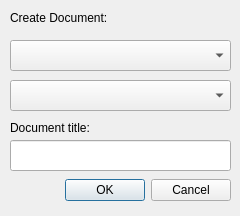
First picture: the form in ui/createdocument.ui, repository thuswa/subdms, before the edit.
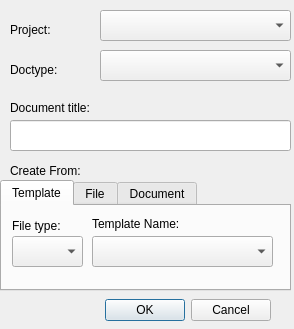
Second picture: the form after the edit.

Commit message: Expanded the create document ui with create from tabs

What changed in the file:
```diff
--- a/ui/createdocument.ui
+++ b/ui/createdocument.ui
@@ -8,8 +8,8 @@
    <rect>
     <x>0</x>
     <y>0</y>
-    <width>240</width>
-    <height>216</height>
+    <width>294</width>
+    <height>329</height>
    </rect>
   </property>
   <property name="windowTitle" >
@@ -21,8 +21,8 @@
   <widget class="QDialogButtonBox" name="New_Document_Confirm" >
    <property name="geometry" >
     <rect>
-     <x>20</x>
-     <y>170</y>
+     <x>60</x>
+     <y>290</y>
      <width>211</width>
      <height>41</height>
     </rect>
@@ -34,25 +34,12 @@
     <set>QDialogButtonBox::Cancel|QDialogButtonBox::Ok</set>
    </property>
   </widget>
-  <widget class="QLabel" name="label" >
-   <property name="geometry" >
-    <rect>
-     <x>10</x>
-     <y>10</y>
-     <width>141</width>
-     <height>16</height>
-    </rect>
-   </property>
-   <property name="text" >
-    <string>Create Document:</string>
-   </property>
-  </widget>
   <widget class="QComboBox" name="Select_Project_Box" >
    <property name="geometry" >
     <rect>
-     <x>10</x>
-     <y>40</y>
-     <width>221</width>
+     <x>100</x>
+     <y>10</y>
+     <width>191</width>
      <height>31</height>
     </rect>
    </property>
@@ -60,9 +47,9 @@
   <widget class="QComboBox" name="Select_Type_Box" >
    <property name="geometry" >
     <rect>
-     <x>10</x>
-     <y>80</y>
-     <width>221</width>
+     <x>100</x>
+     <y>50</y>
+     <width>191</width>
      <height>31</height>
     </rect>
    </property>
@@ -71,17 +58,17 @@
    <property name="geometry" >
     <rect>
      <x>10</x>
-     <y>140</y>
-     <width>221</width>
-     <height>31</height>
-    </rect>
-   </property>
-  </widget>
-  <widget class="QLabel" name="label_2" >
-   <property name="geometry" >
-    <rect>
-     <x>10</x>
      <y>120</y>
+     <width>281</width>
+     <height>31</height>
+    </rect>
+   </property>
+  </widget>
+  <widget class="QLabel" name="label_2" >
+   <property name="geometry" >
+    <rect>
+     <x>10</x>
+     <y>100</y>
      <width>111</width>
      <height>16</height>
     </rect>
@@ -90,6 +77,178 @@
     <string>Document title:</string>
    </property>
   </widget>
+  <widget class="QLabel" name="label_3" >
+   <property name="geometry" >
+    <rect>
+     <x>10</x>
+     <y>20</y>
+     <width>64</width>
+     <height>19</height>
+    </rect>
+   </property>
+   <property name="text" >
+    <string>Project:</string>
+   </property>
+  </widget>
+  <widget class="QLabel" name="label_4" >
+   <property name="geometry" >
+    <rect>
+     <x>10</x>
+     <y>60</y>
+     <width>64</width>
+     <height>19</height>
+    </rect>
+   </property>
+   <property name="text" >
+    <string>Doctype:</string>
+   </property>
+  </widget>
+  <widget class="QTabWidget" name="Create_From_Tab" >
+   <property name="geometry" >
+    <rect>
+     <x>0</x>
+     <y>180</y>
+     <width>291</width>
+     <height>111</height>
+    </rect>
+   </property>
+   <property name="currentIndex" >
+    <number>0</number>
+   </property>
+   <widget class="QWidget" name="Template" >
+    <attribute name="title" >
+     <string>Template</string>
+    </attribute>
+    <widget class="QLabel" name="label_6" >
+     <property name="geometry" >
+      <rect>
+       <x>10</x>
+       <y>10</y>
+       <width>64</width>
+       <height>19</height>
+      </rect>
+     </property>
+     <property name="text" >
+      <string>File type:</string>
+     </property>
+    </widget>
+    <widget class="QLabel" name="label_7" >
+     <property name="geometry" >
+      <rect>
+       <x>90</x>
+       <y>10</y>
+       <width>121</width>
+       <height>16</height>
+      </rect>
+     </property>
+     <property name="text" >
+      <string>Template Name:</string>
+     </property>
+    </widget>
+    <widget class="QComboBox" name="File_Type" >
+     <property name="geometry" >
+      <rect>
+       <x>10</x>
+       <y>30</y>
+       <width>71</width>
+       <height>31</height>
+      </rect>
+     </property>
+    </widget>
+    <widget class="QComboBox" name="Template_Name" >
+     <property name="geometry" >
+      <rect>
+       <x>90</x>
+       <y>30</y>
+       <width>181</width>
+       <height>31</height>
+      </rect>
+     </property>
+    </widget>
+   </widget>
+   <widget class="QWidget" name="File" >
+    <attribute name="title" >
+     <string>File</string>
+    </attribute>
+    <widget class="QLabel" name="label_8" >
+     <property name="geometry" >
+      <rect>
+       <x>10</x>
+       <y>30</y>
+       <width>81</width>
+       <height>21</height>
+      </rect>
+     </property>
+     <property name="text" >
+      <string>Select File:</string>
+     </property>
+    </widget>
+   </widget>
+   <widget class="QWidget" name="Document" >
+    <attribute name="title" >
+     <string>Document</string>
+    </attribute>
+    <widget class="QLabel" name="label" >
+     <property name="geometry" >
+      <rect>
+       <x>10</x>
+       <y>10</y>
+       <width>101</width>
+       <height>21</height>
+      </rect>
+     </property>
+     <property name="text" >
+      <string>Document Id:</string>
+     </property>
+    </widget>
+    <widget class="QLineEdit" name="Document_Id" >
+     <property name="geometry" >
+      <rect>
+       <x>10</x>
+       <y>30</y>
+       <width>171</width>
+       <height>31</height>
+      </rect>
+     </property>
+    </widget>
+    <widget class="QLabel" name="label_5" >
+     <property name="geometry" >
+      <rect>
+       <x>190</x>
+       <y>10</y>
+       <width>51</width>
+       <height>19</height>
+      </rect>
+     </property>
+     <property name="text" >
+      <string>Issue:</string>
+     </property>
+    </widget>
+    <widget class="QLineEdit" name="lineEdit" >
+     <property name="geometry" >
+      <rect>
+       <x>190</x>
+       <y>30</y>
+       <width>71</width>
+       <height>31</height>
+      </rect>
+     </property>
+    </widget>
+   </widget>
+  </widget>
+  <widget class="QLabel" name="label_9" >
+   <property name="geometry" >
+    <rect>
+     <x>10</x>
+     <y>160</y>
+     <width>101</width>
+     <height>21</height>
+    </rect>
+   </property>
+   <property name="text" >
+    <string>Create From:</string>
+   </property>
+  </widget>
  </widget>
  <resources/>
  <connections>
```
Left out of the diff: 2 changed lines with no effect on the pictures.
